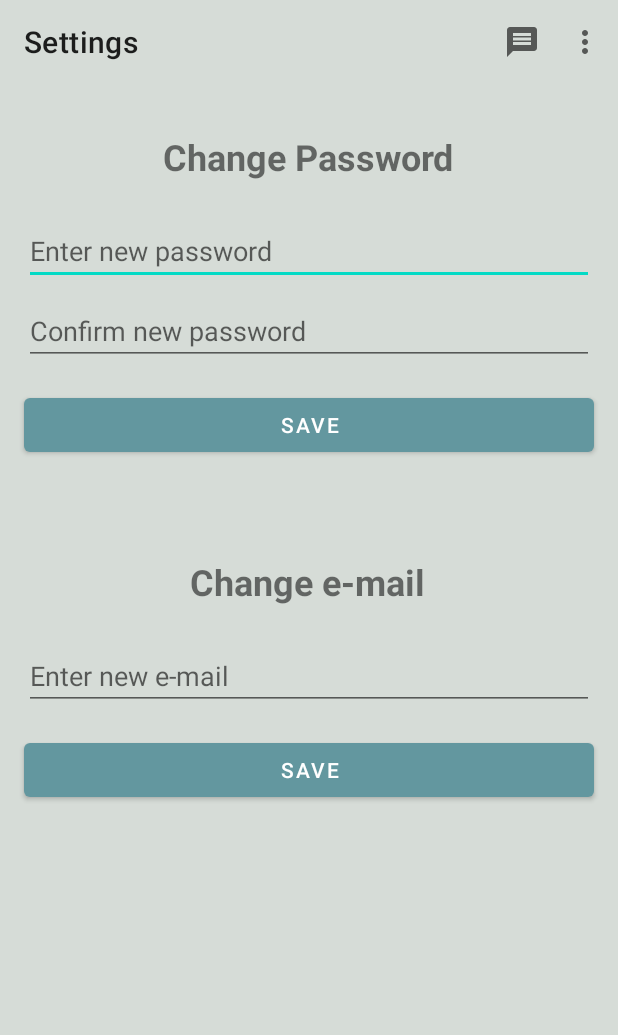
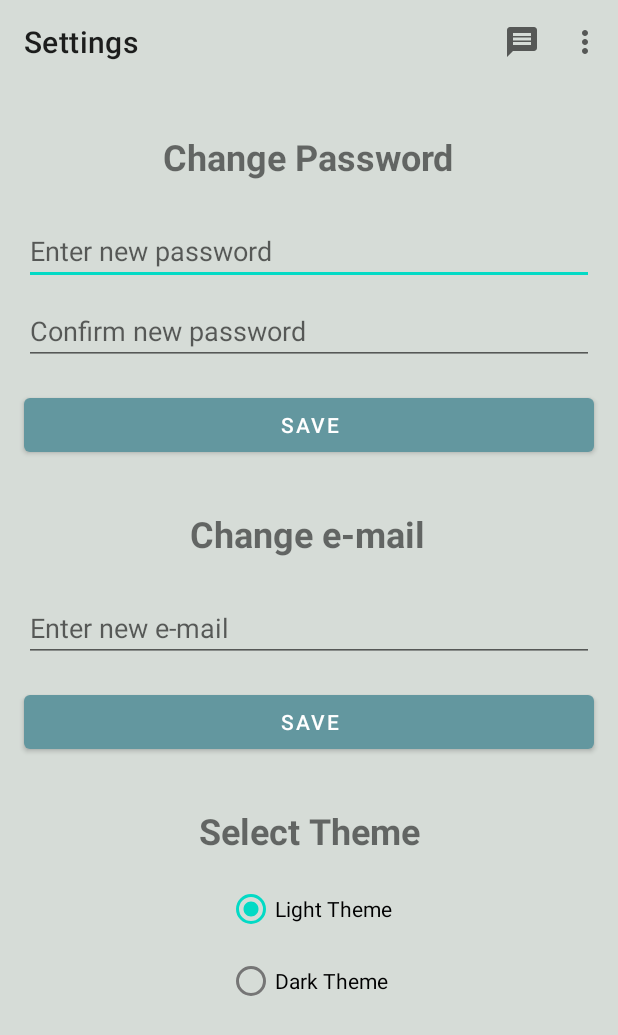
Before and after one commit to kimonkremizas/twister-pm, an Android app: the SettingsActivity screen opened directly, with no data from a screen before it, on a phone screen of 412 x 824 dp. Shown: the top 1035 px of the screen. Run offline under Robolectric (Android 15) with nearby library versions, the phone set to English and light mode, and no system bars; our stand-ins replace Firebase (no records; nobody signed in at launch, a user with empty details on screens opened directly).

Commit message:
Added Theme Selector in Settings

```diff
--- a/app/build.gradle
+++ b/app/build.gradle
@@ -16,7 +16,7 @@ android {
 
     defaultConfig {
         applicationId "com.example.twisterpm"
-        minSdkVersion 28
+        minSdkVersion 22
         targetSdkVersion 30
         versionCode 1
         versionName "1.0"
--- a/app/src/main/AndroidManifest.xml
+++ b/app/src/main/AndroidManifest.xml
@@ -2,6 +2,7 @@
 <manifest xmlns:android="http://schemas.android.com/apk/res/android"
     package="com.example.twisterpm">
 
+    <uses-permission android:name="android.permission.ACCESS_NETWORK_STATE" />
     <uses-permission android:name="android.permission.INTERNET" />
 
     <application
--- a/app/src/main/java/com/example/twisterpm/ApiUtils.java
+++ b/app/src/main/java/com/example/twisterpm/ApiUtils.java
@@ -6,6 +6,7 @@ class ApiUtils {
     }
 
     public static final String apiUrl = "https://anbo-restmessages.azurewebsites.net/api/";
+    public static final String MY_PREFS = "MyPreferences";
 
     public static TwisterPMService getTwisterPMService() {
         return RetrofitClient.getClient(apiUrl).create(TwisterPMService.class);
--- a/app/src/main/java/com/example/twisterpm/SettingsActivity.java
+++ b/app/src/main/java/com/example/twisterpm/SettingsActivity.java
@@ -2,9 +2,13 @@ package com.example.twisterpm;
 
 import androidx.annotation.NonNull;
 import androidx.appcompat.app.AppCompatActivity;
+import androidx.appcompat.app.AppCompatDelegate;
 import androidx.appcompat.widget.Toolbar;
 
+import android.content.Context;
 import android.content.Intent;
+import android.content.SharedPreferences;
+import android.content.res.Configuration;
 import android.os.Bundle;
 import android.util.Log;
 import android.view.Menu;
@@ -12,6 +16,8 @@ import android.view.MenuItem;
 import android.view.View;
 import android.widget.Button;
 import android.widget.EditText;
+import android.widget.RadioButton;
+import android.widget.RadioGroup;
 import android.widget.Toast;
 
 import com.google.android.gms.tasks.OnFailureListener;
@@ -19,11 +25,18 @@ import com.google.android.gms.tasks.OnSuccessListener;
 import com.google.firebase.auth.FirebaseAuth;
 import com.google.firebase.auth.FirebaseUser;
 
+import static androidx.appcompat.app.AppCompatDelegate.MODE_NIGHT_FOLLOW_SYSTEM;
+import static androidx.appcompat.app.AppCompatDelegate.MODE_NIGHT_NO;
+import static androidx.appcompat.app.AppCompatDelegate.MODE_NIGHT_YES;
+import static com.example.twisterpm.ApiUtils.MY_PREFS;
+
 public class SettingsActivity extends AppCompatActivity {
 
     EditText newPassword, newPasswordConfirmation, newEmail;
     Button updatePasswordButton;
     Button updateEmailButton;
+    RadioGroup selectThemeRadioGroup;
+    RadioButton lightThemeRadioButton, darkThemeRadioButton;
     FirebaseUser user;
 
     @Override
@@ -51,14 +64,14 @@ public class SettingsActivity extends AppCompatActivity {
             case R.id.action_logout:
                 FirebaseAuth.getInstance().signOut();
                 startActivity(new Intent(getApplicationContext(), LoginActivity.class));
-                overridePendingTransition(R.anim.slide_in_left,R.anim.slide_out_right);
+                overridePendingTransition(R.anim.slide_in_left, R.anim.slide_out_right);
                 finish();
                 break;
             case R.id.action_allMessages:
                 Intent intent = new Intent(getApplicationContext(), AllMessagesActivity.class);
                 intent.addFlags(Intent.FLAG_ACTIVITY_NEW_TASK | Intent.FLAG_ACTIVITY_CLEAR_TASK);
                 startActivity(intent);
-                overridePendingTransition(R.anim.slide_in_left,R.anim.slide_out_right);
+                overridePendingTransition(R.anim.slide_in_left, R.anim.slide_out_right);
                 break;
         }
         return super.onOptionsItemSelected(item);
@@ -77,6 +90,28 @@ public class SettingsActivity extends AppCompatActivity {
         updatePasswordButton = findViewById(R.id.updatePasswordButton);
         newEmail = findViewById(R.id.newEmailEditText);
         updateEmailButton = findViewById(R.id.updateEmailButton);
+
+        selectThemeRadioGroup = findViewById(R.id.selectThemeRadioGroup);
+        lightThemeRadioButton = findViewById(R.id.lightThemeRadioButton);
+        darkThemeRadioButton = findViewById(R.id.darkThemeRadioButton);
+
+
+        switch (getResources().getConfiguration().uiMode & Configuration.UI_MODE_NIGHT_MASK) {
+            case Configuration.UI_MODE_NIGHT_YES:
+                darkThemeRadioButton.setChecked(true);
+                break;
+            case Configuration.UI_MODE_NIGHT_NO:
+                lightThemeRadioButton.setChecked(true);
+                break;
+        }
+
+        selectThemeRadioGroup.setOnCheckedChangeListener(new RadioGroup.OnCheckedChangeListener() {
+            @Override
+            public void onCheckedChanged(RadioGroup group, int checkedId) {
+                doOnThemeChanged(group,checkedId);
+            }
+        });
+
         user = FirebaseAuth.getInstance().getCurrentUser();
 
         updatePasswordButton.setOnClickListener(new View.OnClickListener() {
@@ -133,7 +168,7 @@ public class SettingsActivity extends AppCompatActivity {
                     return;
                 }
 
-                if(newEmail.getText().toString().trim().equals(user.getEmail())){
+                if (newEmail.getText().toString().trim().equals(user.getEmail())) {
                     newEmail.setError("Please select a different e-mail");
                     return;
                 }
@@ -152,9 +187,29 @@ public class SettingsActivity extends AppCompatActivity {
             }
         });
     }
+
     @Override
     public void finish() {
         super.finish();
-        overridePendingTransition(R.anim.slide_in_left,R.anim.slide_out_right);
+        overridePendingTransition(R.anim.slide_in_left, R.anim.slide_out_right);
+    }
+
+
+    private void doOnThemeChanged(RadioGroup group, int checkedId) {
+        int checkedRadioId = group.getCheckedRadioButtonId();
+        SharedPreferences.Editor editor = getSharedPreferences(MY_PREFS, MODE_PRIVATE).edit();
+
+         if (checkedRadioId == R.id.lightThemeRadioButton) {
+            AppCompatDelegate.setDefaultNightMode(MODE_NIGHT_NO);
+            editor.putString("Theme","Light");
+            recreate();
+            Toast.makeText(this, "Theme: Light", Toast.LENGTH_SHORT).show();
+        } else if (checkedRadioId == R.id.darkThemeRadioButton) {
+            AppCompatDelegate.setDefaultNightMode(MODE_NIGHT_YES);
+            editor.putString("Theme","Dark");
+            recreate();
+            Toast.makeText(this, "Theme: Dark", Toast.LENGTH_SHORT).show();
+        }
+        editor.apply();
     }
 }
--- a/app/src/main/res/layout/activity_settings.xml
+++ b/app/src/main/res/layout/activity_settings.xml
@@ -53,7 +53,7 @@
                 android:id="@+id/changeEmailTitle"
                 android:layout_width="wrap_content"
                 android:layout_height="wrap_content"
-                android:layout_marginTop="64dp"
+                android:layout_marginTop="32dp"
                 android:text="Change e-mail"
                 android:textSize="24sp"
                 android:textStyle="bold"
@@ -115,8 +115,43 @@
                 app:layout_constraintStart_toStartOf="parent"
                 app:layout_constraintTop_toTopOf="parent" />
 
+            <TextView
+                android:id="@+id/selectThemeTextView"
+                android:layout_width="wrap_content"
+                android:layout_height="wrap_content"
+                android:layout_marginTop="32dp"
+                android:text="Select Theme"
+                android:textSize="24sp"
+                android:textStyle="bold"
+                app:layout_constraintEnd_toEndOf="parent"
+                app:layout_constraintStart_toStartOf="parent"
+                app:layout_constraintTop_toBottomOf="@+id/updateEmailButton" />
+
+            <RadioGroup
+                android:id="@+id/selectThemeRadioGroup"
+                android:layout_width="wrap_content"
+                android:layout_height="wrap_content"
+                app:layout_constraintEnd_toEndOf="parent"
+                app:layout_constraintStart_toStartOf="parent"
+                app:layout_constraintTop_toBottomOf="@id/selectThemeTextView">
+
+                <RadioButton
+                    android:id="@+id/lightThemeRadioButton"
+                    android:layout_width="match_parent"
+                    android:layout_height="wrap_content"
+                    android:layout_marginTop="12dp"
+                    android:text="Light Theme" />
+
+                <RadioButton
+                    android:id="@+id/darkThemeRadioButton"
+                    android:layout_width="match_parent"
+                    android:layout_height="wrap_content"
+                    android:text="Dark Theme" />
+            </RadioGroup>
+
 
         </androidx.constraintlayout.widget.ConstraintLayout>
 
     </ScrollView>
+
 </RelativeLayout>
--- a/app/src/main/res/values-night/themes.xml
+++ b/app/src/main/res/values-night/themes.xml
@@ -21,7 +21,7 @@
         <item name="colorPrimary">@color/mint_green_dark</item>
         <item name="colorPrimaryVariant">@color/purple_700</item>
         <item name="colorOnPrimary">@color/white</item>
-        <item name="android:colorBackground">@color/mint_green_superdark</item>
+<!--        <item name="android:colorBackground">@color/mint_green_superdark</item>-->
         <!-- Secondary brand color. -->
         <item name="colorSecondary">@color/teal_200</item>
         <item name="colorSecondaryVariant">@color/teal_700</item>
--- a/app/src/main/res/values/themes.xml
+++ b/app/src/main/res/values/themes.xml
@@ -35,5 +35,4 @@
         <item name="android:colorBackground">@color/white</item>
         <item name="android:colorForeground">@color/black</item>
     </style>
-
 </resources>
```
Also changed, not shown: app/src/main/java/com/example/twisterpm/AllMessagesActivity.java (+20 -0 lines).
